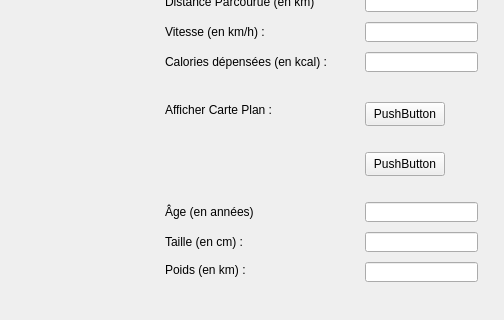
The window that mainwindow.ui (MAXouMAX991/telemetrie-marathon-lt) describes before a commit, drawn with Qt 5; both pictures show x 605 to 1109 and y 355 to 675 of the 1109 by 803 pixel window.
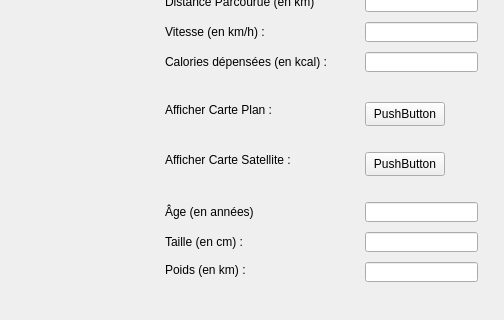
The same window after the commit. Icons and pictures are not drawn.

Commit message: affichage de quelques données

Diff of the .ui file:
```diff
--- a/mainwindow.ui
+++ b/mainwindow.ui
@@ -543,6 +543,19 @@
      <string>Afficher Carte Plan :</string>
     </property>
    </widget>
+   <widget class="QLabel" name="label_4">
+    <property name="geometry">
+     <rect>
+      <x>770</x>
+      <y>490</y>
+      <width>151</width>
+      <height>16</height>
+     </rect>
+    </property>
+    <property name="text">
+     <string>Afficher Carte Satellite :</string>
+    </property>
+   </widget>
   </widget>
   <widget class="QMenuBar" name="menuBar">
    <property name="geometry">
```
The commit also changes 1 other file.
